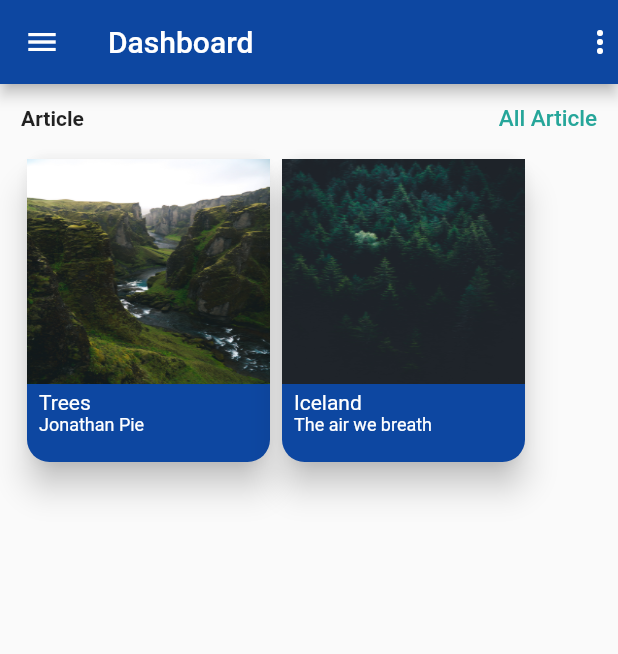
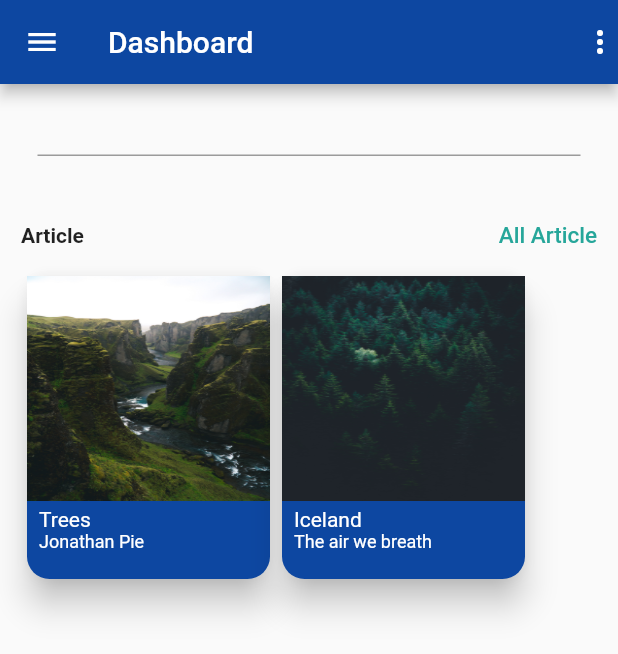
Before and after one commit to kutigbolahan/Flutter-Blog, a Flutter app: the screen it shows after launch, on a phone screen of 412 x 824 dp. Shown: the top 654 px of the screen. Run offline on Flutter 3.47's test engine with Material 2 defaults, Android fonts, the phone set to English and light mode, and no system bars.

```diff
--- a/lib/home.dart
+++ b/lib/home.dart
@@ -19,6 +19,13 @@ class _MyHomePageState extends State<MyHomePage> {
         mainAxisAlignment: MainAxisAlignment.start,
         crossAxisAlignment: CrossAxisAlignment.start,
         children: [
+          Padding(
+            padding: const EdgeInsets.only(left: 25.0, right: 25),
+            child: TextField(),
+          ),
+          SizedBox(
+            height: 30,
+          ),
           Padding(
             padding: const EdgeInsets.all(14.0),
             child: Row(
```
